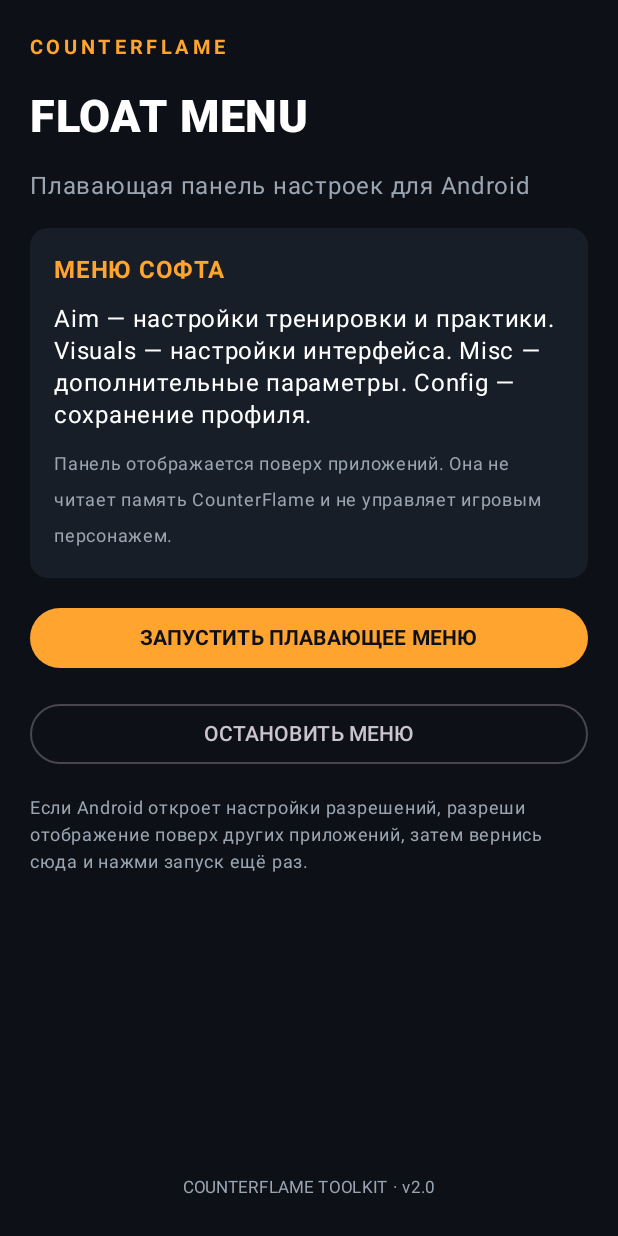
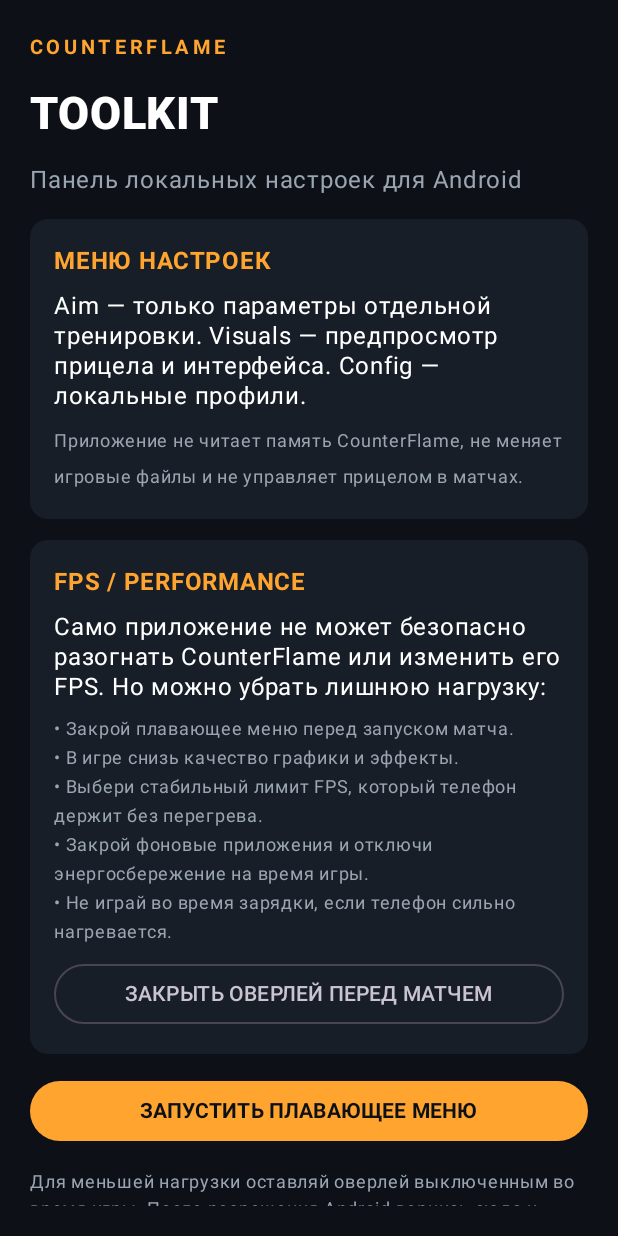
Before and after one commit to uyura2013-svg/counterflamecheats, an Android app built with Jetpack Compose: the screen it shows after launch (MainActivity), on a phone screen of 412 x 824 dp. Run offline under Robolectric (Android 15) with nearby library versions, the phone set to English and light mode, and no system bars.

Commit message:
Add safe FPS performance guidance

```diff
--- a/app/src/main/java/com/counterflame/companion/MainActivity.kt
+++ b/app/src/main/java/com/counterflame/companion/MainActivity.kt
@@ -29,18 +29,32 @@ class MainActivity : ComponentActivity() {
             MaterialTheme(colorScheme = darkColorScheme(primary = Accent, background = Bg, surface = Panel)) {
                 Column(
                     Modifier.fillMaxSize().background(Bg).padding(20.dp),
-                    verticalArrangement = Arrangement.spacedBy(16.dp)
+                    verticalArrangement = Arrangement.spacedBy(14.dp)
                 ) {
                     Text("COUNTERFLAME", color = Accent, fontSize = 13.sp, fontWeight = FontWeight.Bold, letterSpacing = 3.sp)
-                    Text("FLOAT MENU", color = Color.White, fontSize = 30.sp, fontWeight = FontWeight.Black)
-                    Text("Плавающая панель настроек для Android", color = Muted)
+                    Text("TOOLKIT", color = Color.White, fontSize = 30.sp, fontWeight = FontWeight.Black)
+                    Text("Панель локальных настроек для Android", color = Muted)
+
                     Card(colors = CardDefaults.cardColors(containerColor = Panel)) {
-                        Column(Modifier.padding(16.dp), verticalArrangement = Arrangement.spacedBy(10.dp)) {
-                            Text("МЕНЮ СОФТА", color = Accent, fontWeight = FontWeight.Bold)
-                            Text("Aim — настройки тренировки и практики. Visuals — настройки интерфейса. Misc — дополнительные параметры. Config — сохранение профиля.", color = Color.White, lineHeight = 21.sp)
-                            Text("Панель отображается поверх приложений. Она не читает память CounterFlame и не управляет игровым персонажем.", color = Muted, fontSize = 12.sp)
+                        Column(Modifier.padding(16.dp), verticalArrangement = Arrangement.spacedBy(8.dp)) {
+                            Text("МЕНЮ НАСТРОЕК", color = Accent, fontWeight = FontWeight.Bold)
+                            Text("Aim — только параметры отдельной тренировки. Visuals — предпросмотр прицела и интерфейса. Config — локальные профили.", color = Color.White, lineHeight = 20.sp)
+                            Text("Приложение не читает память CounterFlame, не меняет игровые файлы и не управляет прицелом в матчах.", color = Muted, fontSize = 12.sp)
                         }
                     }
+
+                    Card(colors = CardDefaults.cardColors(containerColor = Panel)) {
+                        Column(Modifier.padding(16.dp), verticalArrangement = Arrangement.spacedBy(8.dp)) {
+                            Text("FPS / PERFORMANCE", color = Accent, fontWeight = FontWeight.Bold)
+                            Text("Само приложение не может безопасно разогнать CounterFlame или изменить его FPS. Но можно убрать лишнюю нагрузку:", color = Color.White, lineHeight = 20.sp)
+                            Text("• Закрой плавающее меню перед запуском матча.\n• В игре снизь качество графики и эффекты.\n• Выбери стабильный лимит FPS, который телефон держит без перегрева.\n• Закрой фоновые приложения и отключи энергосбережение на время игры.\n• Не играй во время зарядки, если телефон сильно нагревается.", color = Muted, fontSize = 12.sp, lineHeight = 19.sp)
+                            OutlinedButton(
+                                onClick = { stopService(Intent(this@MainActivity, FloatingMenuService::class.java)) },
+                                modifier = Modifier.fillMaxWidth()
+                            ) { Text("ЗАКРЫТЬ ОВЕРЛЕЙ ПЕРЕД МАТЧЕМ") }
+                        }
+                    }
+
                     Button(
                         onClick = {
                             if (!Settings.canDrawOverlays(this@MainActivity)) {
@@ -52,22 +66,12 @@ class MainActivity : ComponentActivity() {
                         modifier = Modifier.fillMaxWidth(),
                         colors = ButtonDefaults.buttonColors(containerColor = Accent)
                     ) { Text("ЗАПУСТИТЬ ПЛАВАЮЩЕЕ МЕНЮ", color = Bg, fontWeight = FontWeight.Bold) }
-                    OutlinedButton(
-                        onClick = { stopService(Intent(this@MainActivity, FloatingMenuService::class.java)) },
-                        modifier = Modifier.fillMaxWidth()
-                    ) { Text("ОСТАНОВИТЬ МЕНЮ") }
-                    Text("Если Android откроет настройки разрешений, разреши отображение поверх других приложений, затем вернись сюда и нажми запуск ещё раз.", color = Muted, fontSize = 12.sp, lineHeight = 18.sp)
+
+                    Text("Для меньшей нагрузки оставляй оверлей выключенным во время игры. После разрешения Android вернись сюда и нажми запуск.", color = Muted, fontSize = 12.sp, lineHeight = 18.sp)
                     Spacer(Modifier.weight(1f))
-                    Text("COUNTERFLAME TOOLKIT · v2.0", color = Muted, fontSize = 11.sp, modifier = Modifier.align(Alignment.CenterHorizontally))
+                    Text("COUNTERFLAME TOOLKIT · v2.1", color = Muted, fontSize = 11.sp, modifier = Modifier.align(Alignment.CenterHorizontally))
                 }
             }
         }
     }
-
-    override fun onResume() {
-        super.onResume()
-        if (Settings.canDrawOverlays(this)) {
-            // The user can launch the overlay with the button after granting permission.
-        }
-    }
 }
```
